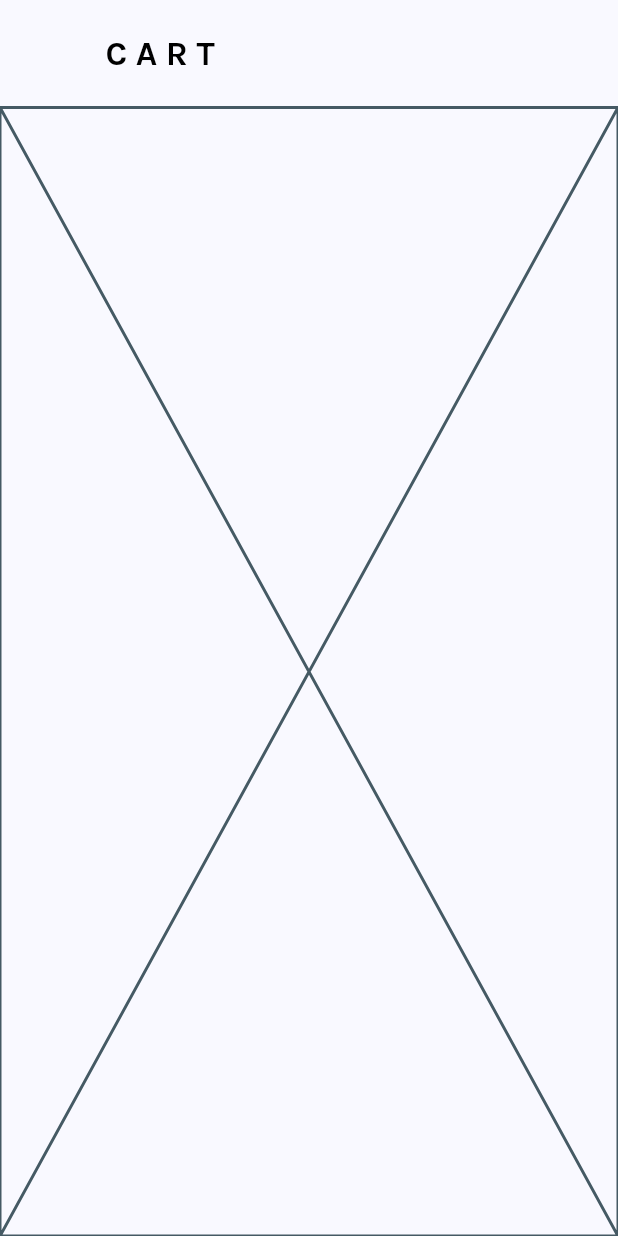
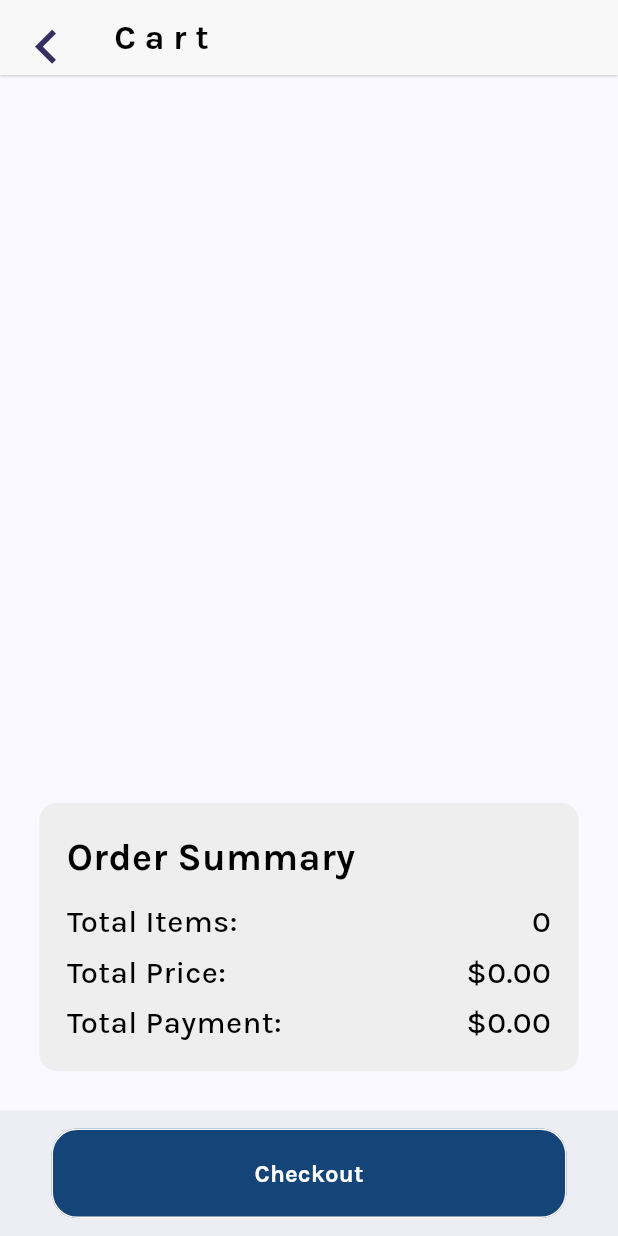
Before and after one commit to RuchithaVirashan/iLab_ECom, a Flutter app: the CartScreen screen opened directly, on a phone screen of 412 x 824 dp. Run offline on Flutter 3.47's test engine with Material 3 defaults, Android fonts, the phone set to English and light mode, and no system bars; our stand-ins replace dio, flutter_bloc, flutter_screenutil, google_fonts; network calls fail.

Commit message:
add cart screen n func

```diff
--- /dev/null
+++ b/lib/bloc/cart/cart_event.dart
@@ -0,0 +1,23 @@
+part of 'cart_bloc.dart';
+
+abstract class CartEvent {}
+
+class AddToCart extends CartEvent {
+  final ProductItem item;
+  final BuildContext context;
+
+  AddToCart(this.item, this.context);
+}
+
+class FetchCartList extends CartEvent {
+  final BuildContext context;
+
+  FetchCartList(this.context);
+}
+
+class RemoveFromCart extends CartEvent {
+  final int index;
+  final BuildContext context;
+
+  RemoveFromCart(this.index, this.context);
+}
--- /dev/null
+++ b/lib/bloc/cart/cart_state.dart
@@ -0,0 +1,10 @@
+part of 'cart_bloc.dart';
+
+class CartState {}
+
+class CartInitial extends CartState {}
+
+class CartLoaded extends CartState {
+  final List<ProductItem> cartList;
+  CartLoaded(this.cartList);
+}
--- a/lib/bloc/product_list/product_list_state.dart
+++ b/lib/bloc/product_list/product_list_state.dart
@@ -13,3 +13,9 @@ class ProductDtailsState extends ProductListState {
   final ProductItem item;
   ProductDtailsState(this.item);
 }
+
+class ProductListLoading extends ProductListState {
+  final bool isLoading;
+
+  ProductListLoading(this.isLoading);
+}
--- /dev/null
+++ b/lib/components/cart/order_summary.dart
@@ -0,0 +1,97 @@
+import 'package:flutter/material.dart';
+import 'package:flutter_screenutil/flutter_screenutil.dart';
+
+import '../../model/product_list_model.dart';
+import '../common/default_text.dart';
+
+class OrderSummaryDet extends StatelessWidget {
+  final List<ProductItem> cartItems;
+  const OrderSummaryDet({super.key, required this.cartItems});
+
+  double getTotalPrice() {
+    return cartItems.fold(0, (sum, item) => sum + item.price);
+  }
+
+  @override
+  Widget build(BuildContext context) {
+    ScreenUtil.init(context);
+
+    return Padding(
+      padding: const EdgeInsets.symmetric(horizontal: 8, vertical: 8),
+      child: Container(
+        width: double.infinity,
+        padding: EdgeInsets.all(16.w),
+        decoration: BoxDecoration(
+          color: Colors.grey.shade200,
+          borderRadius: BorderRadius.circular(10.r),
+        ),
+        child: Column(
+          crossAxisAlignment: CrossAxisAlignment.start,
+          children: [
+            DefaultText(
+                content: 'Order Summary',
+                fontSizeR: 22.sp,
+                fontWeightR: FontWeight.bold,
+                colorR: Colors.black,
+                textAlignR: TextAlign.start),
+            SizedBox(height: 8.h),
+            Row(
+              mainAxisAlignment: MainAxisAlignment.spaceBetween,
+              children: [
+                DefaultText(
+                    content: 'Total Items: ',
+                    fontSizeR: 18.sp,
+                    fontWeightR: FontWeight.w500,
+                    colorR: Colors.black,
+                    textAlignR: TextAlign.start),
+                DefaultText(
+                    content: '${cartItems.length}',
+                    fontSizeR: 18.sp,
+                    fontWeightR: FontWeight.w500,
+                    colorR: Colors.black,
+                    textAlignR: TextAlign.start),
+              ],
+            ),
+            SizedBox(height: 4.h),
+            Row(
+              mainAxisAlignment: MainAxisAlignment.spaceBetween,
+              children: [
+                DefaultText(
+                  content: 'Total Price: ',
+                  fontSizeR: 18.sp,
+                  fontWeightR: FontWeight.w500,
+                  colorR: Colors.black,
+                  textAlignR: TextAlign.start,
+                ),
+                DefaultText(
+                    content: '\$${getTotalPrice().toStringAsFixed(2)}',
+                    fontSizeR: 18.sp,
+                    fontWeightR: FontWeight.w500,
+                    colorR: Colors.black,
+                    textAlignR: TextAlign.start),
+              ],
+            ),
+            SizedBox(height: 4.h),
+            Row(
+              mainAxisAlignment: MainAxisAlignment.spaceBetween,
+              children: [
+                DefaultText(
+                    content: 'Total Payment: ',
+                    fontSizeR: 18.sp,
+                    fontWeightR: FontWeight.w500,
+                    colorR: Colors.black,
+                    textAlignR: TextAlign.start),
+                DefaultText(
+                    content: '\$${getTotalPrice().toStringAsFixed(2)}',
+                    fontSizeR: 18.sp,
+                    fontWeightR: FontWeight.w500,
+                    colorR: Colors.black,
+                    textAlignR: TextAlign.start),
+              ],
+            ),
+          ],
+        ),
+      ),
+    );
+  }
+}
--- a/lib/main.dart
+++ b/lib/main.dart
@@ -3,6 +3,7 @@
 import 'package:flutter_screenutil/flutter_screenutil.dart';
 import 'dart:ui' as ui;
 
+import 'bloc/cart/cart_bloc.dart';
 import 'bloc/product_list/product_list_bloc.dart';
 import 'screen/item_details_screen.dart';
 import 'screen/main_screen.dart';
@@ -23,6 +24,7 @@
           return MultiBlocProvider(
             providers: [
               BlocProvider(create: (_) => ProductListBloc()),
+              BlocProvider(create: (_) => CartBloc()),
             ],
             child: MaterialApp(
               debugShowCheckedModeBanner: false,
--- a/lib/screen/cart_screen.dart
+++ b/lib/screen/cart_screen.dart
@@ -1,6 +1,14 @@
 import 'package:flutter/material.dart';
+import 'package:flutter_bloc/flutter_bloc.dart';
 import 'package:flutter_screenutil/flutter_screenutil.dart';
+import 'package:ilabecom/model/product_list_model.dart';
 
+import '../bloc/cart/cart_bloc.dart';
+import '../components/cart/cart_item_card.dart';
+import '../components/cart/order_summary.dart';
+import '../components/common/back_app_bar.dart';
+import '../components/common/button.dart';
+import '../components/common/default_text.dart';
 import '../components/common/header_text.dart';
 
 class CartScreen extends StatefulWidget {
@@ -11,28 +19,67 @@ class CartScreen extends StatefulWidget {
 }
 
 class _CartScreenState extends State<CartScreen> {
+  late CartBloc cartBloc;
+  List<ProductItem> cartItems = [];
+
+  @override
+  void initState() {
+    super.initState();
+    cartBloc = BlocProvider.of<CartBloc>(context);
+    cartBloc.add(FetchCartList(context));
+    cartBloc.stream.listen((state) {
+      if (state is CartLoaded) {
+        cartItems = state.cartList;
+        setState(() {});
+      }
+    });
+  }
+
   @override
   Widget build(BuildContext context) {
     ScreenUtil.init(context);
 
-    return SafeArea(
-      child: Scaffold(
-        appBar: AppBar(
-          toolbarHeight: 60.h,
-          titleSpacing: 0,
-          title: Padding(
-            padding: EdgeInsets.only(left: 10.w),
-            child: HeaderText(
-              colorR: Colors.black,
-              content: 'CART',
-              fontSizeR: 20.sp,
-              fontWeightR: FontWeight.bold,
-              textAlignR: TextAlign.start,
-              letterSpace: 5.sp,
+    return Scaffold(
+      appBar: const BackAppBar(
+        statename: 'Cart',
+      ),
+      body: Padding(
+        padding: EdgeInsets.all(16.w),
+        child: Column(
+          children: [
+            Expanded(
+              child: ListView.builder(
+                itemCount: cartItems.length,
+                itemBuilder: (context, index) {
+                  return CartItemCard(
+                    index: index,
+                    cartItems: cartItems,
+                  );
+                },
+              ),
+            ),
+            SizedBox(height: 8.h),
+            OrderSummaryDet(cartItems: cartItems),
+          ],
+        ),
+      ),
+      bottomNavigationBar: SizedBox(
+        height: 70.h,
+        child: BottomAppBar(
+          child: Padding(
+            padding: EdgeInsets.symmetric(horizontal: 16.w),
+            child: ButtonWidget(
+              onPressed: () {},
+              minHeight: 55.h,
+              buttonName: 'Checkout',
+              tcolor: Colors.white,
+              bcolor: const Color(0xFF154478),
+              borderColor: Colors.white,
+              radius: 15.r,
+              fcolor: Colors.grey,
             ),
           ),
         ),
-        body: const Placeholder(),
       ),
     );
   }
--- a/lib/screen/item_details_screen.dart
+++ b/lib/screen/item_details_screen.dart
@@ -6,6 +6,7 @@ import 'package:flutter_screenutil/flutter_screenutil.dart';
 import 'package:ilabecom/components/common/default_text.dart';
 import 'package:ilabecom/model/product_list_model.dart';
 
+import '../bloc/cart/cart_bloc.dart';
 import '../bloc/product_list/product_list_bloc.dart';
 import '../components/common/back_app_bar.dart';
 import '../components/common/button.dart';
@@ -91,7 +92,10 @@ class _ItemDetailsSceenState extends State<ItemDetailsSceen> {
           child: Padding(
             padding: EdgeInsets.symmetric(horizontal: 16.w),
             child: ButtonWidget(
-              onPressed: () async {},
+              onPressed: () async {
+                final cartBloc = BlocProvider.of<CartBloc>(context);
+                cartBloc.add(AddToCart(productItem!, context));
+              },
               minHeight: 55.h,
               buttonName: 'Add to Cart',
               tcolor: Colors.white,
```
Also changed, not shown: lib/bloc/cart/cart_bloc.dart (added, +97 -0 lines), lib/bloc/product_list/product_list_bloc.dart (+7 -1 lines), lib/components/cart/cart_item_card.dart (added, +80 -0 lines), lib/components/home/item_card.dart (+8 -2 lines), lib/components/status/sucess.dart (+1 -15 lines), lib/screen/home_screen.dart (+10 -2 lines).
